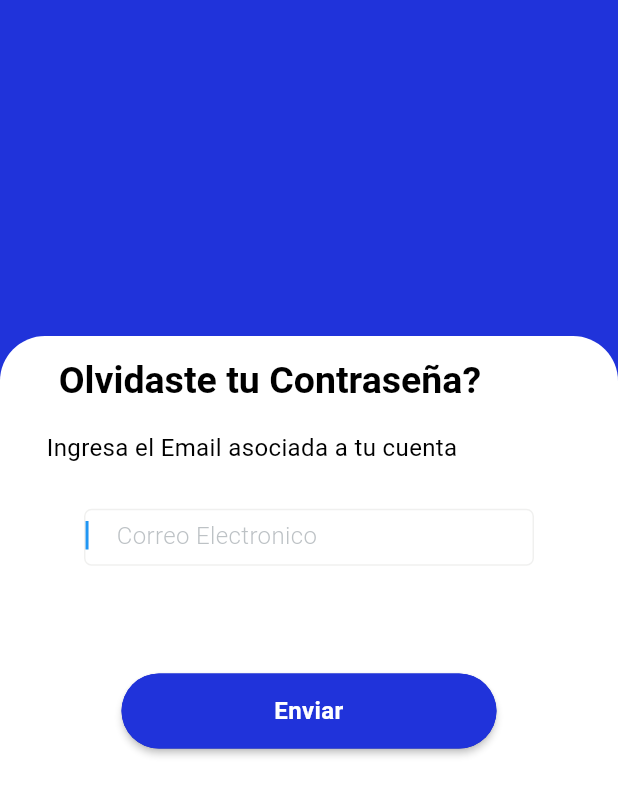
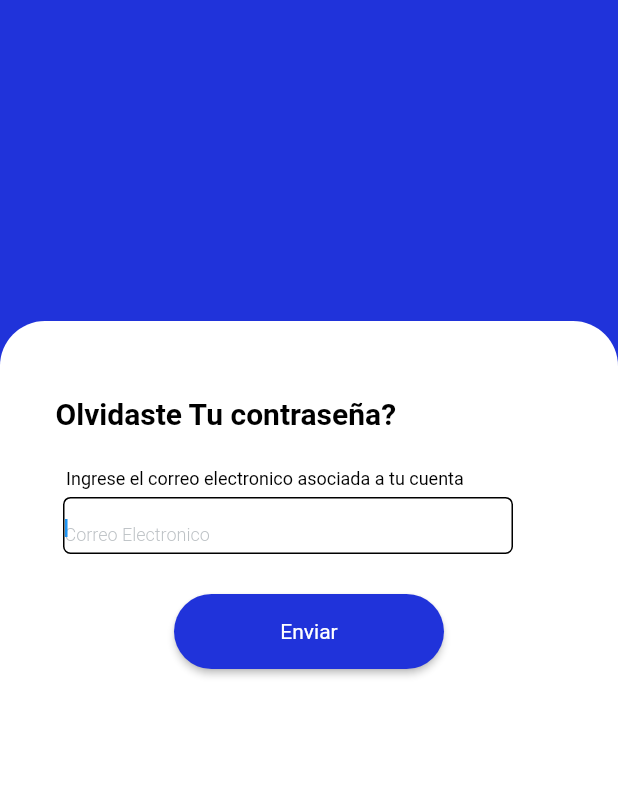
Before and after one commit to JhairEsp/Fidelo-Usuario, a Flutter app: the screen it shows after launch, after a tap on "Olvidaste tu contraseña?", on a phone screen of 412 x 824 dp. Shown: the top 795 px of the screen. Run offline on Flutter 3.47's test engine with Material 2 defaults, Android fonts, the phone set to English and light mode, and no system bars; our stand-ins replace cloud_firestore, firebase_auth, firebase_core; accounts and stored records are empty; Roboto replaces fonts that are missing (Poppins).

Commit message:
forgotpassword cambios

```diff
--- a/lib/Screens/LoginScreens/ForgotPassword.dart
+++ b/lib/Screens/LoginScreens/ForgotPassword.dart
@@ -1,18 +1,19 @@
 import 'package:flutter/material.dart';
 
-class ForgotPassword extends StatelessWidget {
-  final TextEditingController textController = TextEditingController();
-  String? validateTextField(String? value) {
-    if (value == null || value.isEmpty) {
-      return "El campo no puede estar vacío";
-    }
-    return null;
+class ForgotPassword extends StatefulWidget {
+  const ForgotPassword({super.key});
+
+  @override
+  State<ForgotPassword> createState() => _ForgotPasswordState();
 }
 
+final _emailController = TextEditingController();
+@override
 void dispose() {
-    textController.dispose();
+  _emailController.dispose();
 }
 
+class _ForgotPasswordState extends State<ForgotPassword> {
   @override
   Widget build(BuildContext context) {
     return Scaffold(
@@ -20,11 +21,13 @@ class ForgotPassword extends StatelessWidget {
       body: SafeArea(
         child: GestureDetector(
           onTap: () => FocusScope.of(context).unfocus(),
-          child: Align(
+          child: Stack(
+            children: [
+              Align(
                 alignment: AlignmentDirectional(0, 1),
                 child: Container(
                   width: double.infinity,
-              height: 600,
+                  height: 610,
                   decoration: BoxDecoration(
                     color: Colors.white,
                     borderRadius: BorderRadius.only(
@@ -34,40 +37,47 @@ class ForgotPassword extends StatelessWidget {
                       topRight: Radius.circular(30),
                     ),
                   ),
-              child: Column(
+                  child: Stack(
+                    children: [
+                      Column(
                         mainAxisSize: MainAxisSize.max,
                         children: [
-                  Expanded(
-                    child: Align(
-                      alignment: AlignmentDirectional(-0.4, -0.75),
+                          Align(
+                            alignment: AlignmentDirectional(-0.6, 0),
+                            child: Padding(
+                              padding:
+                                  EdgeInsetsDirectional.fromSTEB(0, 50, 0, 0),
                               child: Text(
-                        'Olvidaste tu Contraseña?',
+                                'Olvidaste Tu contraseña?',
                                 style: TextStyle(
+                                  fontFamily: 'Poppins',
+                                  fontSize: 20,
+                                  fontWeight: FontWeight.bold,
                                   color: Colors.black,
-                          fontFamily: 'Poppins',
-                          fontSize: 25,
-                          fontWeight: FontWeight.bold,
                                 ),
                               ),
                             ),
                           ),
-                  Expanded(
-                    child: Align(
-                      alignment: AlignmentDirectional(-0.55, -2.3),
+                          Align(
+                            alignment: AlignmentDirectional(-0.4, 0),
+                            child: Padding(
+                              padding:
+                                  EdgeInsetsDirectional.fromSTEB(0, 25, 0, 0),
                               child: Text(
-                        'Ingresa el Email asociada a tu cuenta',
+                                'Ingrese el correo electronico asociada a tu cuenta',
                                 style: TextStyle(
+                                  fontFamily: 'Poppins',
                                   color: Colors.black,
-                          fontFamily: "Poppins",
-                          fontSize: 16,
-                          letterSpacing: 0.25,
+                                  fontSize: 12,
+                                  fontWeight: FontWeight.normal,
                                 ),
                               ),
                             ),
                           ),
-                  Expanded(
-                    child: Align(
-                      alignment: AlignmentDirectional(0, -4.3),
+                        ],
+                      ),
+                      Align(
+                        alignment: AlignmentDirectional(-0.25, -0.59),
                         child: Container(
                           width: 300,
                           height: 38,
@@ -75,21 +85,22 @@ class ForgotPassword extends StatelessWidget {
                             color: Colors.white,
                             borderRadius: BorderRadius.circular(5),
                             border: Border.all(
-                            color: Color.fromARGB(16, 18, 19, 1),
+                              color: Colors.black,
                             ),
                           ),
                           child: Align(
-                          alignment: AlignmentDirectional(-0.05, 0),
-                          child: TextFormField(
-                            controller: textController,
+                            alignment: AlignmentDirectional(0, 0),
+                            child: TextField(
+                              controller: _emailController,
                               autofocus: true,
                               obscureText: false,
                               decoration: InputDecoration(
-                              hintText: '     Correo Electronico',
+                                hintText: 'Correo Electronico',
                                 hintStyle: TextStyle(
                                   fontFamily: 'Poppins',
+                                  fontSize: 12,
+                                  fontWeight: FontWeight.w300,
                                   color: Color.fromARGB(100, 87, 99, 108),
-                                fontWeight: FontWeight.w300,
                                 ),
                                 enabledBorder: UnderlineInputBorder(
                                   borderSide: BorderSide(
@@ -133,49 +144,34 @@ class ForgotPassword extends StatelessWidget {
                                 ),
                               ),
                               style: TextStyle(
-                              color: Colors.black,
-                              fontFamily: "Poppins",
-                              fontSize: 16,
-                              letterSpacing: 0.25,
+                                fontFamily: 'Poppins',
+                                fontWeight: FontWeight.normal,
                               ),
-                            validator: validateTextField,
+                              textAlign: TextAlign.start,
+                              maxLines: null,
                             ),
                           ),
                         ),
                       ),
-                  ),
-                  Expanded(
-                    child: Align(
-                      alignment: AlignmentDirectional(0, -5.5),
-                      child: Container(
-                        width: 250,
-                        height: 50,
-                        decoration: BoxDecoration(
-                          color: Color(0xFF2033DA),
-                          borderRadius: BorderRadius.circular(30),
-                        ),
+                      Align(
+                          alignment: AlignmentDirectional(0, -0.35),
                           child: ElevatedButton(
-                          onPressed: () {
-                            // Código que se ejecutará cuando se presione el botón
-                          },
-                          child: Text(
-                            'Enviar',
-                            textAlign: TextAlign.center,
-                            style: TextStyle(
-                              letterSpacing: 0.25,
+                            onPressed: () {},
+                            style: ElevatedButton.styleFrom(
+                              primary: Color(0xFF2033DA),
+                              textStyle: TextStyle(
                                 fontFamily: 'Poppins',
                                 color: Colors.white,
-                              fontSize: 16,
-                              fontWeight: FontWeight.bold,
                               ),
-                          ),
-                          style: ElevatedButton.styleFrom(
                               shape: RoundedRectangleBorder(
                                 borderRadius: BorderRadius.circular(30),
                               ),
-                            backgroundColor: Color(0xFF2033DA),
+                              padding: EdgeInsets.zero,
+                              minimumSize: Size(180, 50),
                             ),
-                        ),
+                            child: Text('Enviar'),
+                          )),
+                    ],
                   ),
                 ),
               ),
@@ -183,9 +179,6 @@ class ForgotPassword extends StatelessWidget {
           ),
         ),
       ),
-        ),
-      ),
     );
-    ;
   }
 }
--- a/lib/Screens/LoginScreens/Login.dart
+++ b/lib/Screens/LoginScreens/Login.dart
@@ -291,7 +291,8 @@ class _LoginState extends State<Login> {
                               Navigator.push(
                                   context,
                                   MaterialPageRoute(
-                                      builder: (context) => ForgotPassword()));
+                                      builder: (context) =>
+                                          const ForgotPassword()));
                             },
                             child: const Text(
                               'Olvidaste tu contraseña?',
```
Lines whose indentation alone changed are shown as unchanged.
